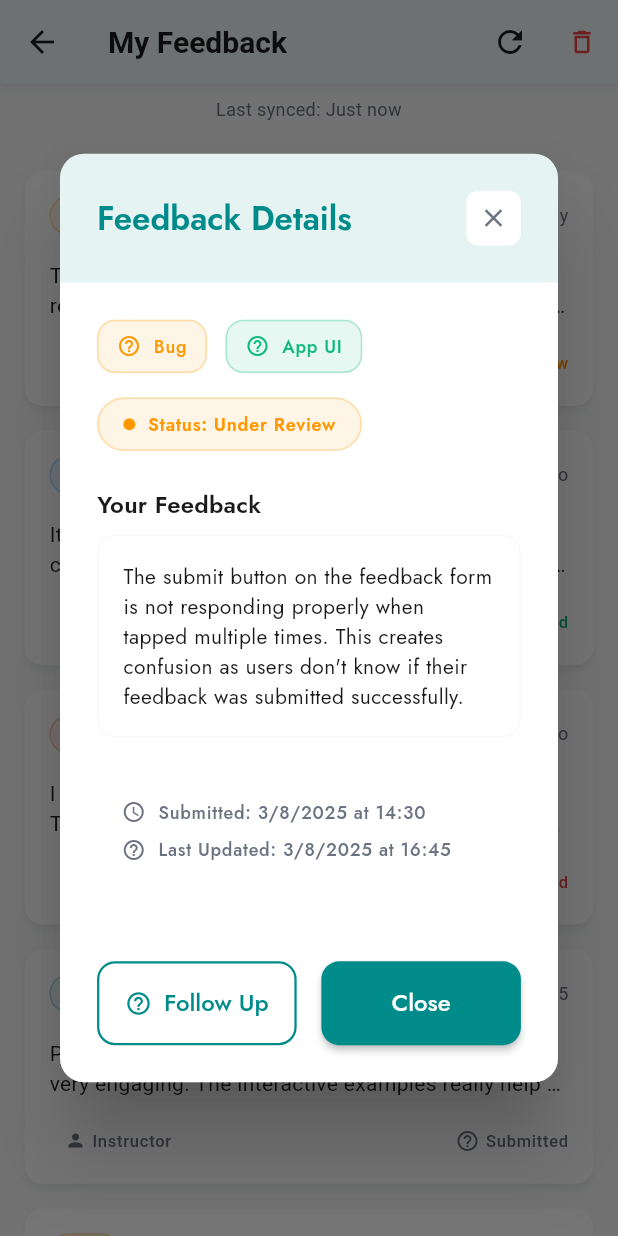
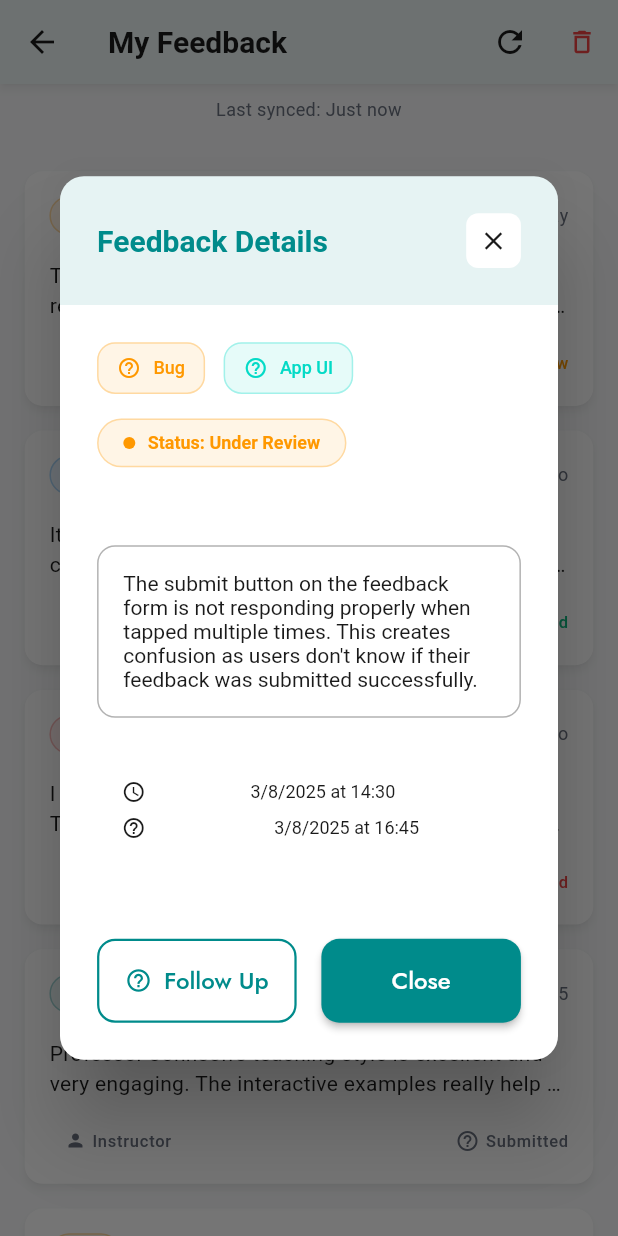
Before and after one commit to Sii-fu/knowble, a Flutter app: the FeedbackHistoryScreen screen opened by its route, after a tap on "Bug", on a phone screen of 412 x 824 dp. Run offline on Flutter 3.47's test engine with Material 3 defaults, Android fonts, the phone set to English and light mode, and no system bars; our stand-ins replace device_info_plus, file_picker, fl_chart, fluttertoast, image_picker, shared_preferences and 3 more; missing offline and left inert: flutter_pdfview, mailer, markdown_widget; accounts and stored records are empty.

Commit message:
feedback pages fix hoche na T-T

```diff
--- a/lib/features/student/feedback pages/feedback_history_screen.dart
+++ b/lib/features/student/feedback pages/feedback_history_screen.dart
@@ -170,7 +170,21 @@ class _FeedbackHistoryScreenState extends State<FeedbackHistoryScreen> {
   void _showFeedbackDetail(Map<String, dynamic> feedback) {
     showDialog(
       context: context,
-      builder: (context) => FeedbackDetailDialog(feedback: feedback),
+      builder: (context) => Theme(
+        data: Theme.of(context).copyWith(
+          // Force light theme properties
+          colorScheme: ColorScheme.light(
+            primary: AppTheme.primaryTeal,
+            surface: AppTheme.surfaceWhite,
+            onSurface: AppTheme.textPrimary,
+          ),
+          cardTheme: CardThemeData(color: AppTheme.surfaceWhite),
+          textTheme: TextTheme(
+            bodyMedium: TextStyle(color: AppTheme.textPrimary),
+          ),
+        ),
+        child: FeedbackDetailDialog(feedback: feedback),
+      ),
     );
   }
 
@@ -464,10 +478,7 @@ class _FeedbackHistoryScreenState extends State<FeedbackHistoryScreen> {
                 padding: EdgeInsets.symmetric(horizontal: 4.w, vertical: 1.h),
                 child: Text(
                   'Last synced: ${_formatSyncTime(_lastSyncTime!)}',
-                style: TextStyle(
-                  color: AppTheme.textSecondary,
-                  fontSize: 12,
-                ),
+                  style: TextStyle(color: AppTheme.textSecondary, fontSize: 12),
                   textAlign: TextAlign.center,
                 ),
               ),
--- a/lib/features/student/feedback pages/widgets/submit_button.dart
+++ b/lib/features/student/feedback pages/widgets/submit_button.dart
@@ -23,7 +23,9 @@ class SubmitButton extends StatelessWidget {
       child: ElevatedButton(
         onPressed: isEnabled && !isLoading ? onPressed : null,
         style: ElevatedButton.styleFrom(
-          backgroundColor: isEnabled ? AppTheme.primaryTeal : Colors.grey[400],
+          backgroundColor: isEnabled
+              ? AppTheme.primaryTeal
+              : AppTheme.textSecondary.withOpacity(0.4),
           foregroundColor: Colors.white,
           elevation: 6.0,
           shadowColor: Colors.black38,
--- a/lib/widgets/custom_icon_widget.dart
+++ b/lib/widgets/custom_icon_widget.dart
@@ -209,6 +209,12 @@ class CustomIconWidget extends StatelessWidget {
       case 'error_outline':
         iconData = Icons.error_outline;
         break;
+      case 'keyboard_arrow_down':
+        iconData = Icons.keyboard_arrow_down;
+        break;
+      case 'info_outline':
+        iconData = Icons.info_outline;
+        break;
       case 'refresh':
         iconData = Icons.refresh;
         break;
```
Lines whose indentation alone changed are shown as unchanged.
